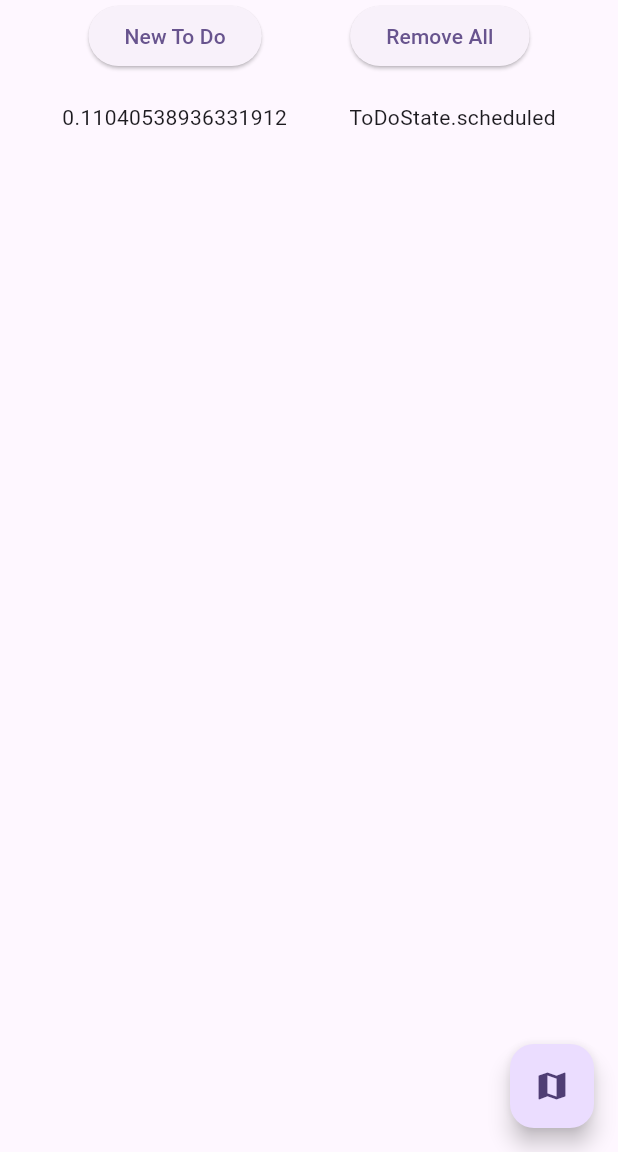
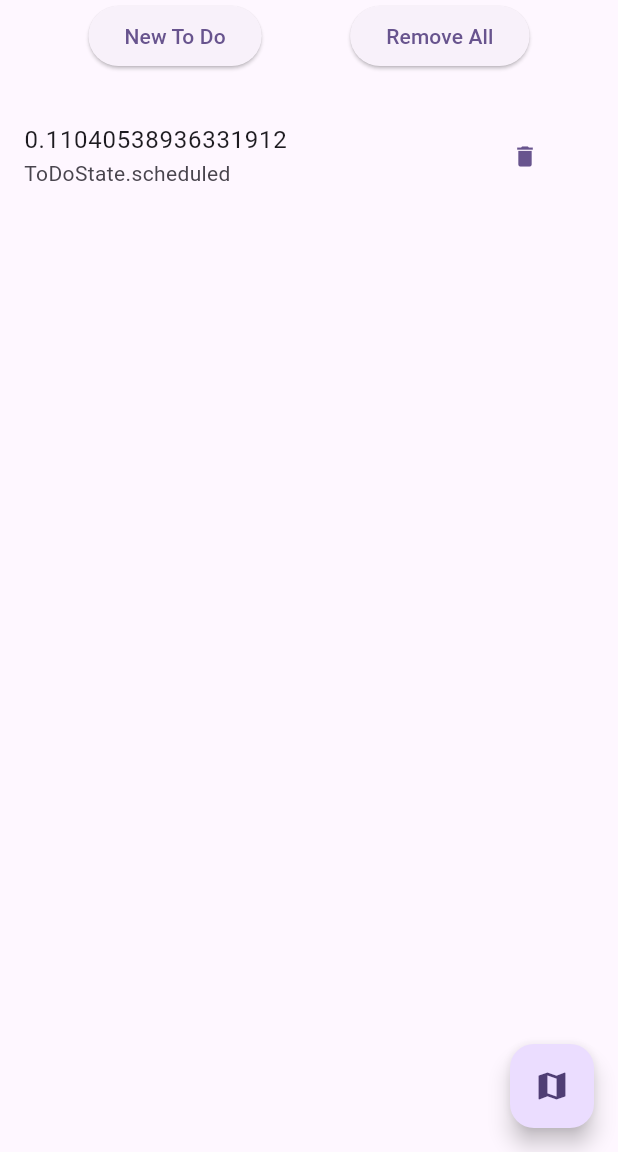
Before and after one commit to hiaw/flutter-gardening-todo, a Flutter app: the screen it shows after launch, after a tap on "New To Do", on a phone screen of 412 x 824 dp, the part 84-1236 px from its top. Run offline on Flutter 3.47's test engine with Material 3 defaults, Android fonts, the phone set to English and light mode, and no system bars; our stand-ins replace google_maps_flutter; missing offline and left inert: tsp_route_finder.

Commit message:
able to delete todo

```diff
--- a/lib/components/to_do_row.dart
+++ b/lib/components/to_do_row.dart
@@ -1,20 +1,33 @@
 import 'package:flutter/material.dart';
+import 'package:provider/provider.dart';
+import 'package:test_drive/model/to_dos_provider.dart';
 
 import '../model/to_do.dart';
 
-class ToDoRow extends StatelessWidget {
+class ToDoRow extends StatefulWidget {
   const ToDoRow({super.key, required this.todo});
 
   final ToDo todo;
 
   @override
+  State<ToDoRow> createState() => _ToDoRowState();
+}
+
+class _ToDoRowState extends State<ToDoRow> {
+  void onPressed() {
+    Provider.of<ToDosProvider>(context, listen: false).remove(widget.todo);
+  }
+
+  @override
   Widget build(BuildContext context) {
-    return Row(
-      mainAxisAlignment: MainAxisAlignment.spaceEvenly,
-      children: [
-        Text(todo.title),
-        Text(todo.state.toString()),
-      ],
+    return ListTile(
+      title: Text(widget.todo.title),
+      subtitle: Text(widget.todo.state.toString()),
+      trailing: TextButton.icon(
+        onPressed: onPressed,
+        icon: const Icon(Icons.delete),
+        label: const Text(""),
+      ),
     );
   }
 }
```
